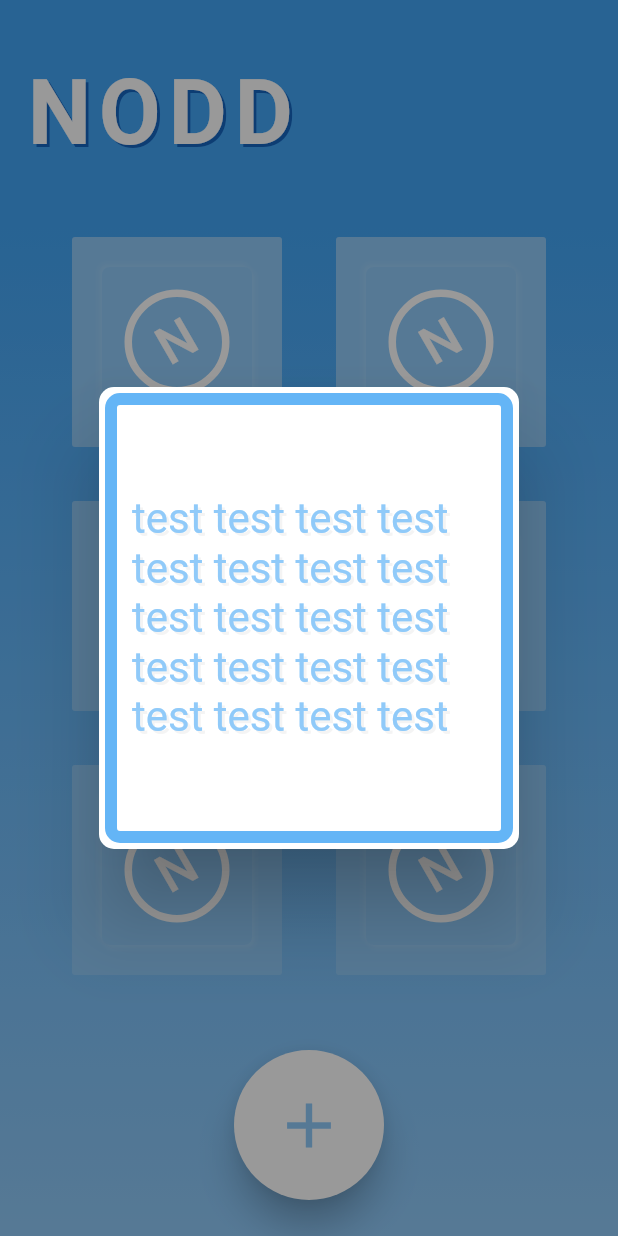
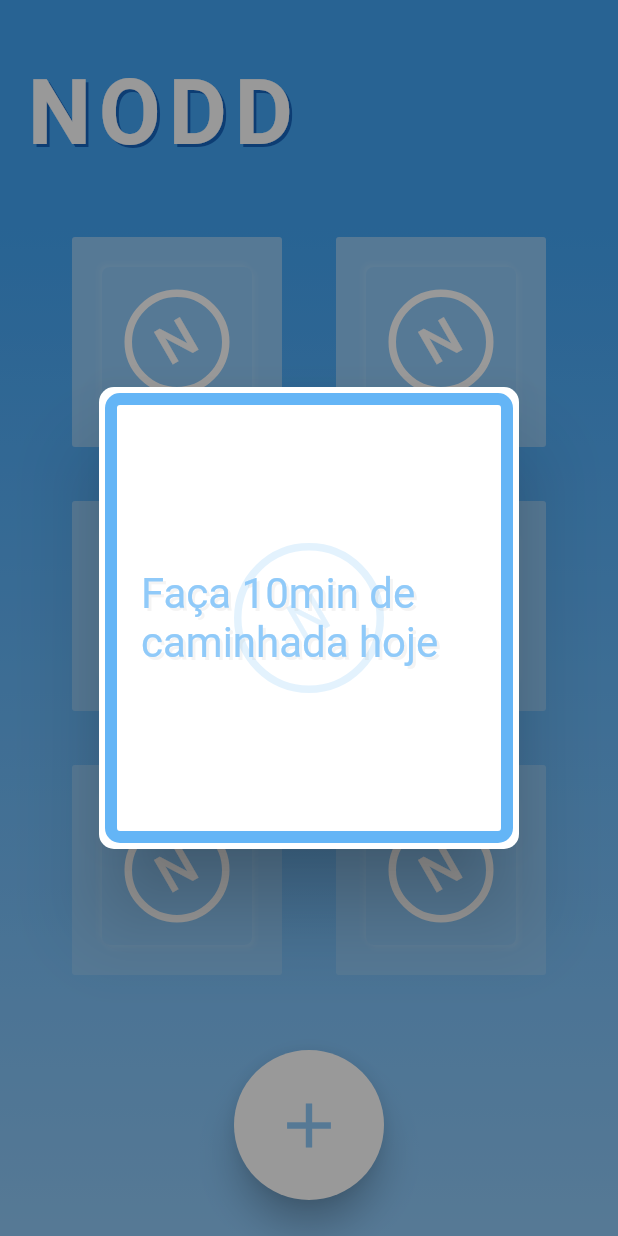
Before and after one commit to romulovff/NoddApp, a Flutter app: the screen it shows after launch, after a tap on an icon or button, on a phone screen of 412 x 824 dp. Run offline on Flutter 3.47's test engine with Material 2 defaults, Android fonts, the phone set to English and light mode, and no system bars; our stand-ins replace google_fonts, gradient_app_bar; Roboto replaces fonts that are missing (Viga).

Commit message:
Stylizing card

```diff
--- a/nodd/lib/components/note.dart
+++ b/nodd/lib/components/note.dart
@@ -27,10 +27,8 @@ class Note extends StatelessWidget {
                   child: AlertDialog(
                       contentPadding: EdgeInsets.fromLTRB(4, 4, 4, 4),
                       shape: RoundedRectangleBorder(
-                    borderRadius: BorderRadius.circular(10)
-                  ),
-                  content:
-                      Container(
+                          borderRadius: BorderRadius.circular(10)),
+                      content: Container(
                         decoration: BoxDecoration(
                           borderRadius: BorderRadius.circular(10),
                           border: Border.all(
@@ -40,18 +38,44 @@ class Note extends StatelessWidget {
                         ),
                         width: 100,
                         height: 300,
-                        child: Padding(
-                          padding: const EdgeInsets.all(10.0),
+                        child: Stack(
+                          children: [
+                            Center(
+                              child: Container(
+                                width: 100,
+                                height: 100,
+                                decoration: BoxDecoration(
+                                    border: Border.all(
+                                      color: Colors.blue[50],
+                                      width: 5,
+                                    ),
+                                    borderRadius: BorderRadius.circular(100)),
+                                child: Center(
+                                  child: Transform.rotate(
+                                    angle: -math.pi / 6,
+                                    child: Text(
+                                      'N',
+                                      style: GoogleFonts.viga(
+                                        fontSize: 35,
+                                        color: Colors.blue[50],
+                                      ),
+                                    ),
+                                  ),
+                                ),
+                              ),
+                            ),
+                            Padding(
+                              padding: const EdgeInsets.all(16.0),
                               child: Center(
                                 child: Text(
-                              'test test test test test test test test test test test test test test test test test test test test ',
+                                  'Faça 10min de caminhada hoje',
                                   maxLines: 8,
                                   style: GoogleFonts.viga(
                                     shadows: [
                                       Shadow(
-                                    color: Color.fromRGBO(150, 150, 150, 0.1),
-                                    offset: Offset(2, 2)
-                                  )
+                                          color: Color.fromRGBO(
+                                              150, 150, 150, 0.1),
+                                          offset: Offset(2, 2))
                                     ],
                                     color: Colors.blue[200],
                                     fontSize: 28,
@@ -59,11 +83,11 @@ class Note extends StatelessWidget {
                                 ),
                               ),
                             ),
-                      )
+                          ],
                         ),
+                      )),
                 );
-            }
-          ),
+              }),
         },
         child: Container(
           child: Center(
@@ -75,11 +99,10 @@ class Note extends StatelessWidget {
                     color: Colors.white,
                     width: 5,
                   ),
-                borderRadius: BorderRadius.circular(100)
-              ),
+                  borderRadius: BorderRadius.circular(100)),
               child: Center(
                 child: Transform.rotate(
-                  angle: - math.pi / 6,
+                  angle: -math.pi / 6,
                   child: Text(
                     'N',
                     style: GoogleFonts.viga(
@@ -97,15 +120,13 @@ class Note extends StatelessWidget {
             color: Colors.blue[200],
             boxShadow: [
               BoxShadow(
-                offset: Offset(2,2),
+                  offset: Offset(2, 2),
                   blurRadius: 2,
-                color: Color.fromRGBO(255, 255, 255, 0.1)
-              ),
+                  color: Color.fromRGBO(255, 255, 255, 0.1)),
               BoxShadow(
-                offset: Offset(-2,-2),
+                  offset: Offset(-2, -2),
                   blurRadius: 2,
-                color: Color.fromRGBO(255, 255, 255, 0.1)
-              ),
+                  color: Color.fromRGBO(255, 255, 255, 0.1)),
             ],
             borderRadius: BorderRadius.circular(5),
           ),
@@ -113,5 +134,4 @@ class Note extends StatelessWidget {
       ),
     );
   }
-
 }
```
Lines whose indentation alone changed are shown as unchanged.
